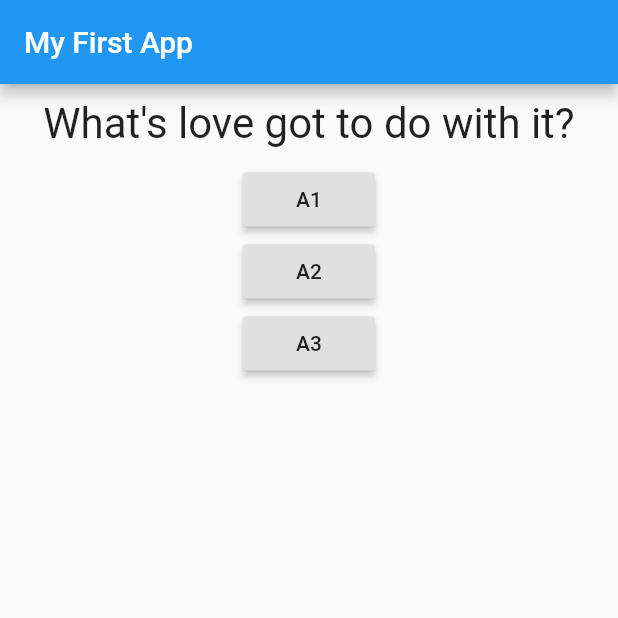
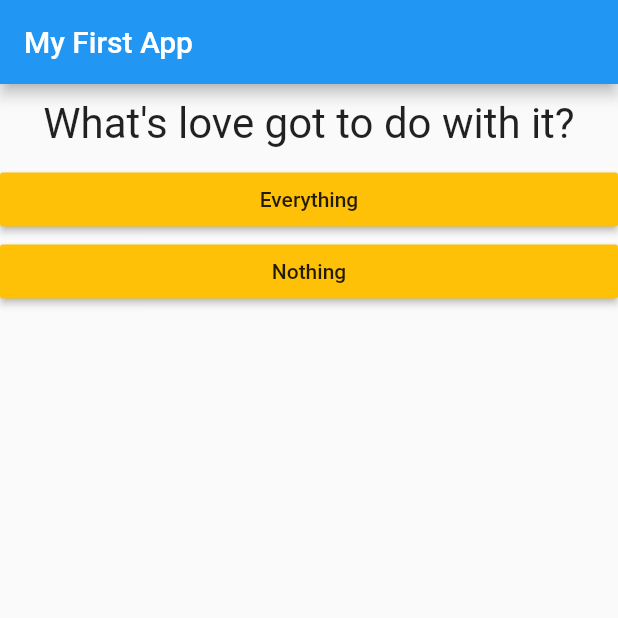
Before and after one commit to crevulus/flutter-test-quiz, a Flutter app: the screen it shows after launch, on a phone screen of 412 x 824 dp, the top half of it. Run offline on Flutter 3.47's test engine with Material 2 defaults, Android fonts, the phone set to English and light mode, and no system bars.

```diff
--- /dev/null
+++ b/lib/answer.dart
@@ -0,0 +1,20 @@
+import 'package:flutter/material.dart';
+
+class Answer extends StatelessWidget {
+  final Function selectHandler;
+  final String answerText;
+
+  Answer(this.selectHandler, this.answerText);
+
+  @override
+  Widget build(BuildContext context) {
+    return Container(
+      width: double.infinity,
+      child: RaisedButton(
+        child: Text(answerText),
+        onPressed: selectHandler,
+        color: Colors.amber,
+      ),
+    );
+  }
+}
--- a/lib/main.dart
+++ b/lib/main.dart
@@ -1,6 +1,7 @@
 import 'package:flutter/material.dart';
 
 import './question.dart';
+import './answer.dart';
 
 void main() => runApp(MyApp());
 
@@ -24,17 +25,35 @@ class _MyAppState extends State<MyApp> { // adding _ turns public class to priva
   @override
   Widget build(BuildContext context) {
     var questions = [
-      'What\'s love got to do with it?',
-      'Where is the love?',
-      'How deep is your love?'
+      {
+        'question': 'What\'s love got to do with it?',
+        'answers': [
+          'Everything',
+          'Nothing'
+        ]
+      },
+      {
+        'question': 'Where is the love?',
+        'answers': [
+          'Everywhere',
+          'Nowhere'
+        ]
+      },
+      {
+        'question': 'How deep is your love?',
+        'answers': [
+          'Half full',
+          'Half empty'
+        ]
+      },
     ];
     return MaterialApp(home: Scaffold(
       appBar: AppBar(title: Text('My First App')),
       body: Column(children: [
-        Question(questions[_questionIndex]),
-        RaisedButton(child: Text('A1'), onPressed: _givenAnswer), // pass name of function as onPressed requires a fn, not the return value of a fn
-        RaisedButton(child: Text('A2'), onPressed: _givenAnswer),
-        RaisedButton(child: Text('A3'), onPressed: _givenAnswer)
+        Question(questions[_questionIndex]['question']),
+        ...(questions[_questionIndex]['answers'] as List<String>).map((answer) { // map makes a new list based on original
+          return Answer(_givenAnswer, answer);
+        }).toList() // returns iterable parent fn not list, so need to call toList
       ],))
     );
   }
```
